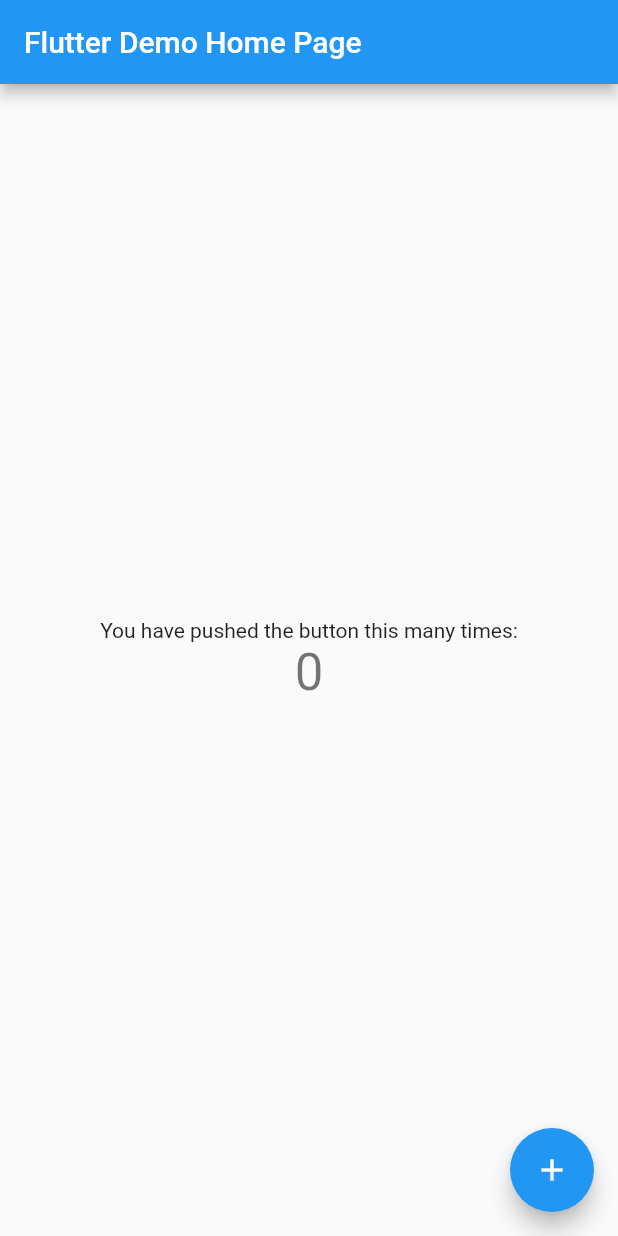
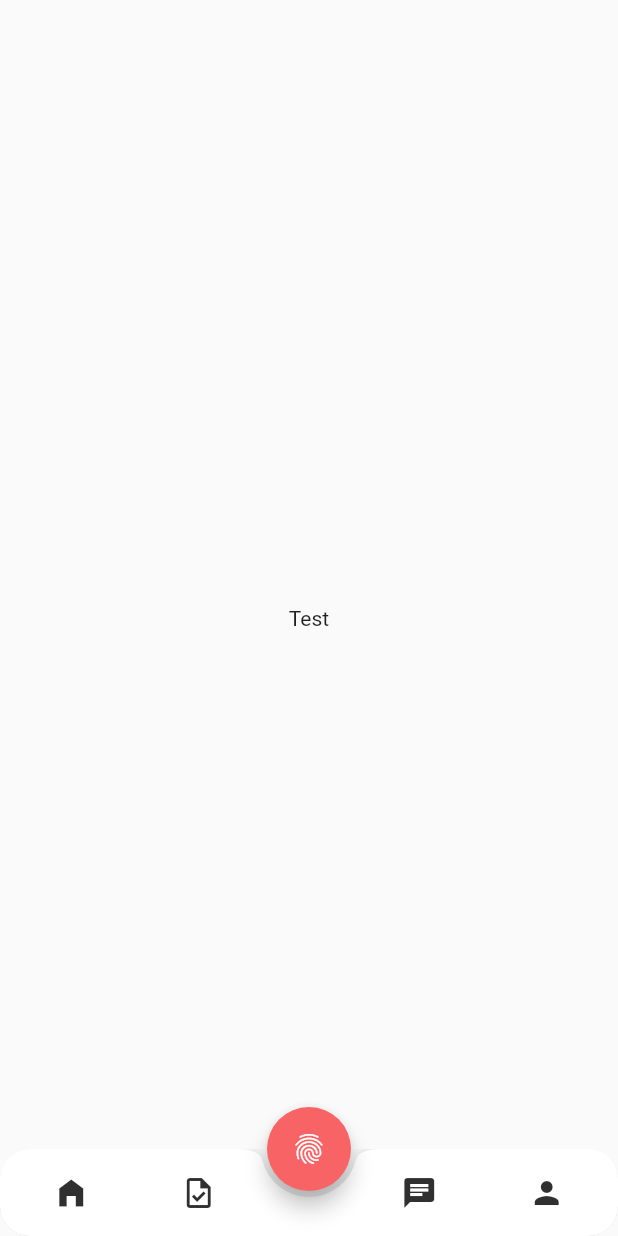
Before and after one commit to itsMallix/No_FapAdv, a Flutter app: the screen it shows after launch, on a phone screen of 412 x 824 dp. Run offline on Flutter 3.47's test engine with Material 2 defaults, Android fonts, the phone set to English and light mode, and no system bars.

Commit message:
update navbar

```diff
--- /dev/null
+++ b/lib/dashboard.dart
@@ -0,0 +1,56 @@
+import 'package:flutter/material.dart';
+
+class dashboard extends StatelessWidget {
+  const dashboard({super.key});
+
+  @override
+  Widget build(BuildContext context) {
+    return MaterialApp(
+      home: Scaffold(
+        body: Center(child: Text('Test')),
+        extendBody: true,
+        floatingActionButtonLocation: FloatingActionButtonLocation.centerDocked,
+        floatingActionButton: FloatingActionButton(
+          backgroundColor: Color(0x0ffF86366),
+          onPressed: () {},
+          child: Icon(Icons.fingerprint_sharp),
+        ),
+        bottomNavigationBar: ClipRRect(
+          borderRadius: BorderRadius.circular(20),
+          child: BottomAppBar(
+            shape: CircularNotchedRectangle(),
+            color: Colors.white,
+            child: IconTheme(
+              data: IconThemeData(color: Colors.grey[850]),
+              child: Padding(
+                padding: const EdgeInsets.all(5.0),
+                child: Row(
+                  mainAxisAlignment: MainAxisAlignment.spaceAround,
+                  children: [
+                    IconButton(
+                      icon: Icon(Icons.home_filled),
+                      onPressed: () {},
+                    ),
+                    IconButton(
+                      icon: Icon(Icons.task_outlined),
+                      onPressed: () {},
+                    ),
+                    SizedBox(width: 25),
+                    IconButton(
+                      icon: Icon(Icons.chat),
+                      onPressed: () {},
+                    ),
+                    IconButton(
+                      icon: Icon(Icons.person),
+                      onPressed: () {},
+                    ),
+                  ],
+                ),
+              ),
+            ),
+          ),
+        ),
+      ),
+    );
+  }
+}
--- a/lib/main.dart
+++ b/lib/main.dart
@@ -1,4 +1,5 @@
 import 'package:flutter/material.dart';
+import 'dashboard.dart';
 
 void main() {
   runApp(const MyApp());
@@ -11,105 +12,8 @@
   @override
   Widget build(BuildContext context) {
     return MaterialApp(
-      title: 'Flutter Demo',
-      theme: ThemeData(
-        // This is the theme of your application.
-        //
-        // Try running your application with "flutter run". You'll see the
-        // application has a blue toolbar. Then, without quitting the app, try
-        // changing the primarySwatch below to Colors.green and then invoke
-        // "hot reload" (press "r" in the console where you ran "flutter run",
-        // or simply save your changes to "hot reload" in a Flutter IDE).
-        // Notice that the counter didn't reset back to zero; the application
-        // is not restarted.
-        primarySwatch: Colors.blue,
-      ),
-      home: const MyHomePage(title: 'Flutter Demo Home Page'),
+      debugShowCheckedModeBanner: false,
+      home: dashboard(),
     );
   }
 }
-
-class MyHomePage extends StatefulWidget {
-  const MyHomePage({super.key, required this.title});
-
-  // This widget is the home page of your application. It is stateful, meaning
-  // that it has a State object (defined below) that contains fields that affect
-  // how it looks.
-
-  // This class is the configuration for the state. It holds the values (in this
-  // case the title) provided by the parent (in this case the App widget) and
-  // used by the build method of the State. Fields in a Widget subclass are
-  // always marked "final".
-
-  final String title;
-
-  @override
-  State<MyHomePage> createState() => _MyHomePageState();
-}
-
-class _MyHomePageState extends State<MyHomePage> {
-  int _counter = 0;
-
-  void _incrementCounter() {
-    setState(() {
-      // This call to setState tells the Flutter framework that something has
-      // changed in this State, which causes it to rerun the build method below
-      // so that the display can reflect the updated values. If we changed
-      // _counter without calling setState(), then the build method would not be
-      // called again, and so nothing would appear to happen.
-      _counter++;
-    });
-  }
-
-  @override
-  Widget build(BuildContext context) {
-    // This method is rerun every time setState is called, for instance as done
-    // by the _incrementCounter method above.
-    //
-    // The Flutter framework has been optimized to make rerunning build methods
-    // fast, so that you can just rebuild anything that needs updating rather
-    // than having to individually change instances of widgets.
-    return Scaffold(
-      appBar: AppBar(
-        // Here we take the value from the MyHomePage object that was created by
-        // the App.build method, and use it to set our appbar title.
-        title: Text(widget.title),
-      ),
-      body: Center(
-        // Center is a layout widget. It takes a single child and positions it
-        // in the middle of the parent.
-        child: Column(
-          // Column is also a layout widget. It takes a list of children and
-          // arranges them vertically. By default, it sizes itself to fit its
-          // children horizontally, and tries to be as tall as its parent.
-          //
-          // Invoke "debug painting" (press "p" in the console, choose the
-          // "Toggle Debug Paint" action from the Flutter Inspector in Android
-          // Studio, or the "Toggle Debug Paint" command in Visual Studio Code)
-          // to see the wireframe for each widget.
-          //
-          // Column has various properties to control how it sizes itself and
-          // how it positions its children. Here we use mainAxisAlignment to
-          // center the children vertically; the main axis here is the vertical
-          // axis because Columns are vertical (the cross axis would be
-          // horizontal).
-          mainAxisAlignment: MainAxisAlignment.center,
-          children: <Widget>[
-            const Text(
-              'You have pushed the button this many times:',
-            ),
-            Text(
-              '$_counter',
-              style: Theme.of(context).textTheme.headlineMedium,
-            ),
-          ],
-        ),
-      ),
-      floatingActionButton: FloatingActionButton(
-        onPressed: _incrementCounter,
-        tooltip: 'Increment',
-        child: const Icon(Icons.add),
-      ), // This trailing comma makes auto-formatting nicer for build methods.
-    );
-  }
-}
```
